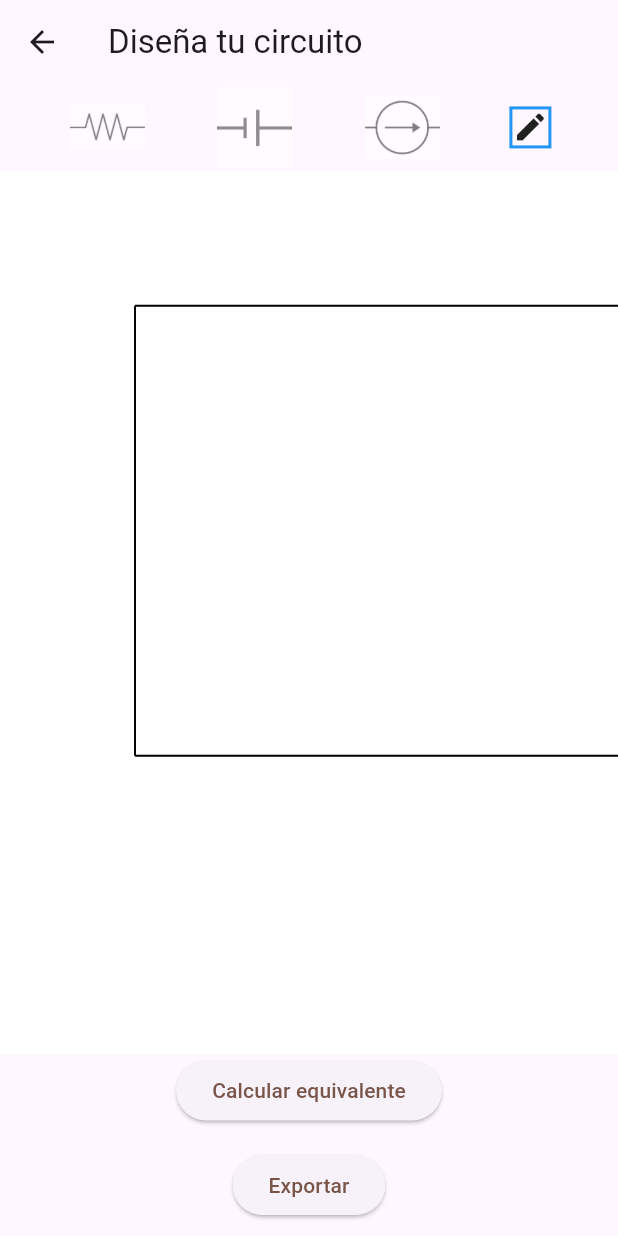
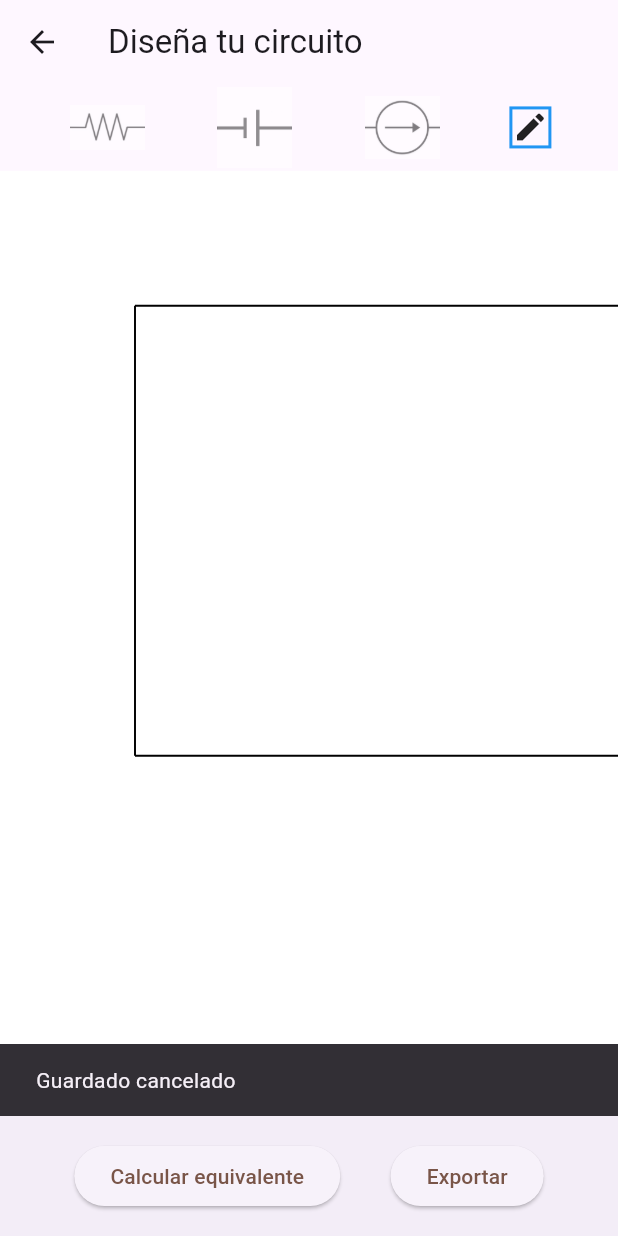
Before and after one commit to MarioCanales/ETSIIValente, a Flutter app: the CircuitDesigner2Meshes screen opened directly, after a tap on "Exportar", on a phone screen of 412 x 824 dp. Run offline on Flutter 3.47's test engine with Material 3 defaults, Android fonts, the phone set to English and light mode, and no system bars; our stand-ins replace file_picker.

Commit message:
Improve buttons layout

```diff
--- a/lib/circuit_designer_2_meshes.dart
+++ b/lib/circuit_designer_2_meshes.dart
@@ -428,7 +428,7 @@ class _CircuitDesigner2MeshesState extends State<CircuitDesigner2Meshes> {
   Widget build(BuildContext context) {
     return Scaffold(
       appBar: AppBar(
-        title: const Text('Diseña tu circuito'),
+        title: const Text('Diseña tu circuito')
       ),
       body: Column(
         children: <Widget>[
@@ -573,9 +573,12 @@ class _CircuitDesigner2MeshesState extends State<CircuitDesigner2Meshes> {
               ),
             ),
           ),
-          Column(
-            mainAxisAlignment: MainAxisAlignment.center,
-            children: [
+        ],
+      ),
+      bottomNavigationBar: BottomAppBar(
+        child: Row(
+          mainAxisAlignment: MainAxisAlignment.spaceEvenly,
+          children: <Widget>[
             ElevatedButton(
                 onPressed: () {
                   Navigator.push(
@@ -586,7 +589,6 @@ class _CircuitDesigner2MeshesState extends State<CircuitDesigner2Meshes> {
                 },
                 child: const Text('Calcular equivalente',
                     style: TextStyle(color: Colors.brown))),
-              SizedBox(height: 15),
             ElevatedButton(
                 onPressed: () async {
                   // Use file picker to get the file path where the data will be saved.
@@ -594,17 +596,17 @@ class _CircuitDesigner2MeshesState extends State<CircuitDesigner2Meshes> {
                   // Write the serialized JSON data to the selected file.
                   if (filePath != null) {
                     await FileUtils.writeToFile(filePath, circuit.toJson());
+                    ScaffoldMessenger.of(context).showSnackBar(SnackBar(content: Text('Circuito guardado en $filePath')));
                     print('Data saved to file: $filePath');
                   } else {
+                    ScaffoldMessenger.of(context).showSnackBar(SnackBar(content: Text('Guardado cancelado')));
                     print('No file selected.');
                   }
                 },
                 child: const Text('Exportar',
                     style: TextStyle(color: Colors.brown))),
-              SizedBox(height: 10)
           ],
-          )
-        ],
+        ),
       ),
     );
   }
```
Also changed, not shown: lib/circuit_designer_3_meshes.dart (+9 -7 lines), lib/circuit_designer_4_meshes.dart (+9 -7 lines). Lines whose indentation alone changed are shown as unchanged.
